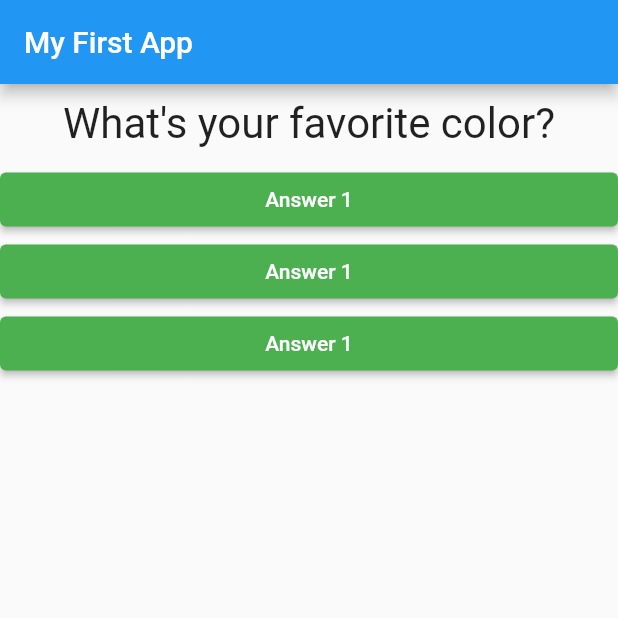
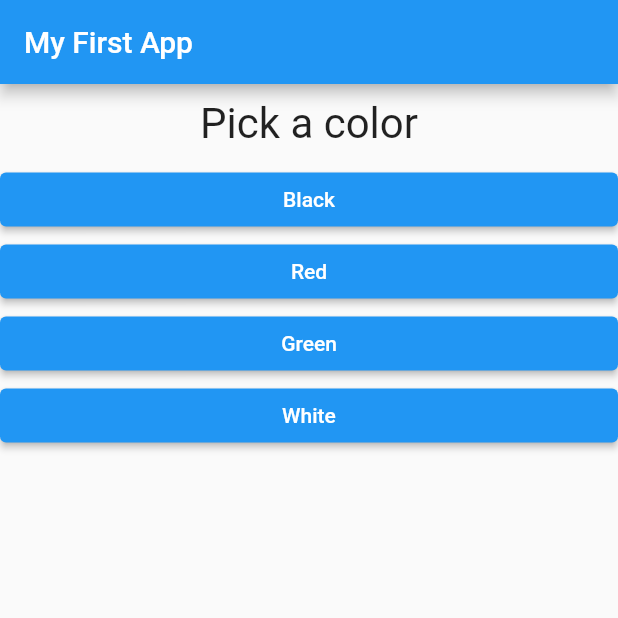
Before and after one commit to dyatco/flutterQuiz, a Flutter app: the screen it shows after launch, on a phone screen of 412 x 824 dp, the top half of it. Run offline on Flutter 3.47's test engine with Material 2 defaults, Android fonts, the phone set to English and light mode, and no system bars.

Commit message:
questions and answers done

```diff
--- a/flutter_quiz/lib/answer.dart
+++ b/flutter_quiz/lib/answer.dart
@@ -2,16 +2,17 @@ import 'package:flutter/material.dart';
 
 class Answer extends StatelessWidget {
   final Function selectHandler;
+  final String answerText;
 
-  Answer(this.selectHandler);
+  Answer(this.selectHandler, this.answerText);
 
   @override
   Widget build(BuildContext context) {
     return Container(
       width: double.infinity,
       child: ElevatedButton(
-        style: ElevatedButton.styleFrom(backgroundColor: Colors.green),
-        child: Text('Answer 1'),
+        style: ElevatedButton.styleFrom(backgroundColor: Colors.blue),
+        child: Text(answerText),
         onPressed: selectHandler,
       ),
     );
--- a/flutter_quiz/lib/main.dart
+++ b/flutter_quiz/lib/main.dart
@@ -14,22 +14,32 @@ class MyApp extends StatefulWidget {
   }
 }
 
-class _MyAppState extends State<MyApp>{
+class _MyAppState extends State<MyApp> {
   var _questionIndex = 0;
 
   void _answerQuestion() {
     // method provided by State that takes a function that changes property of code
     setState(() {
-    _questionIndex = _questionIndex + 1;
+      _questionIndex = _questionIndex + 1;
     });
     print(_questionIndex);
   }
 
   @override
   Widget build(BuildContext context) {
-    var questions = [
-      'What\'s your favorite color?',
-      'What\'s your favorite animal?',
+    const questions = const [
+      {
+        'questionText': 'Pick a color',
+        'answers': ['Black', 'Red', 'Green', 'White'],
+      },
+      {
+        'questionText': 'Pick an animal',
+        'answers': ['Rabbit', 'Snake', 'Elephant', 'Lion'],
+      },
+      {
+        'questionText': 'Who is your favorite person?',
+        'answers': ['Daph', 'Daph', 'Daph', 'Daph'],
+      },
     ];
     return MaterialApp(
       home: Scaffold(
@@ -39,11 +49,13 @@ class _MyAppState extends State<MyApp>{
         body: Column(
           children: [
             Question(
-              questions[_questionIndex],
+              questions[_questionIndex]['questionText'],
             ),
-            Answer(_answerQuestion),
-            Answer(_answerQuestion),
-            Answer(_answerQuestion),
+            // spread operator takes a list and pulls all values inside so we don't have a list within a list, but values within a list (not nested list)
+            // tell dart answers is a list of strings
+            ...(questions[_questionIndex]['answers'] as List<String>).map((answer) {
+              return Answer(_answerQuestion, answer);
+            }).toList()
           ],
         ),
       ),
```
